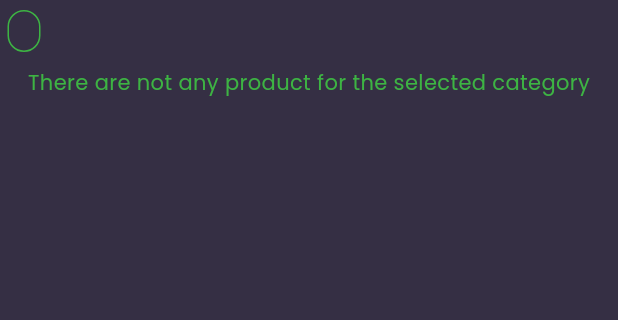
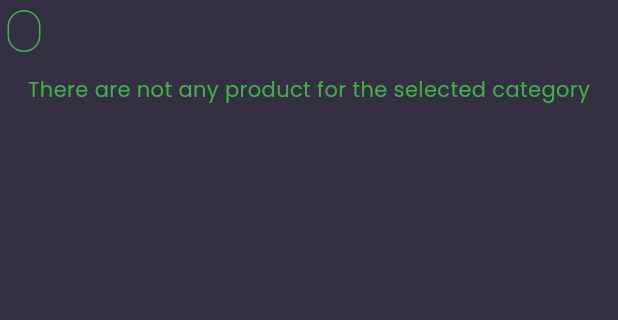
Before and after one commit to apollocked/bnchina-Mart-application, a Flutter app: the ProductPage screen opened directly with empty values, on a phone screen of 412 x 824 dp, the part 74-394 px from its top. Run offline on Flutter 3.47's test engine with Material 3 defaults, Android fonts, the phone set to English and light mode, and no system bars; our stand-ins replace flutter_svg, font_awesome_flutter; Roboto replaces fonts that are missing (popins).

Commit message:
fixing the category page bug

```diff
--- a/lib/widgits/Custom_Widget/products.dart
+++ b/lib/widgits/Custom_Widget/products.dart
@@ -1,4 +1,3 @@
-
 import 'package:MiniMart/utils/colors.dart';
 import 'package:MiniMart/widgits/Custom_Widget/custom_appbar.dart';
 import 'package:MiniMart/widgits/Item_Lests/category_page.dart';
@@ -21,7 +20,7 @@ class ProductPage extends StatelessWidget {
                   alignment: Alignment.topLeft,
                   child: CategoryText(category: category)),
               const SizedBox(
-                height: 10,
+                height: 15,
               ),
               ProductList(
                 category: category,
--- a/lib/widgits/Item_Lests/category_page.dart
+++ b/lib/widgits/Item_Lests/category_page.dart
@@ -1,7 +1,6 @@
-
 import 'package:MiniMart/utils/colors.dart';
 import 'package:MiniMart/utils/data.dart';
-import 'package:MiniMart/widgits/Item_Lests/trending_product_cart.dart';
+import 'package:MiniMart/widgits/categorycard/trending_product_cart.dart';
 import 'package:flutter/material.dart';
 
 // ignore: must_be_immutable
@@ -43,7 +42,7 @@ class _ProductListState extends State<ProductList> {
         gridDelegate: const SliverGridDelegateWithFixedCrossAxisCount(
             crossAxisCount: 2,
             childAspectRatio: 2 / 2,
-            mainAxisSpacing: 10,
+            mainAxisSpacing: 12,
             crossAxisSpacing: 1),
         itemBuilder: (context, index) {
           return ProductCard(
--- a/lib/widgits/Item_Lests/tranding_now_list.dart
+++ b/lib/widgits/Item_Lests/tranding_now_list.dart
@@ -1,6 +1,6 @@
 
 import 'package:MiniMart/utils/data.dart';
-import 'package:MiniMart/widgits/Item_Lests/trending_product_cart.dart';
+import 'package:MiniMart/widgits/categorycard/trending_product_cart.dart';
 import 'package:flutter/material.dart';
 
 class TreandigList extends StatefulWidget {
```
Also changed, not shown: lib/widgits/Custom_Widget/total_price_finctions.dart (added, +23 -0 lines), lib/widgits/categorycard/trending_product_cart.dart (renamed from lib/widgits/Item_Lests/trending_product_cart.dart, +4 -6 lines).
